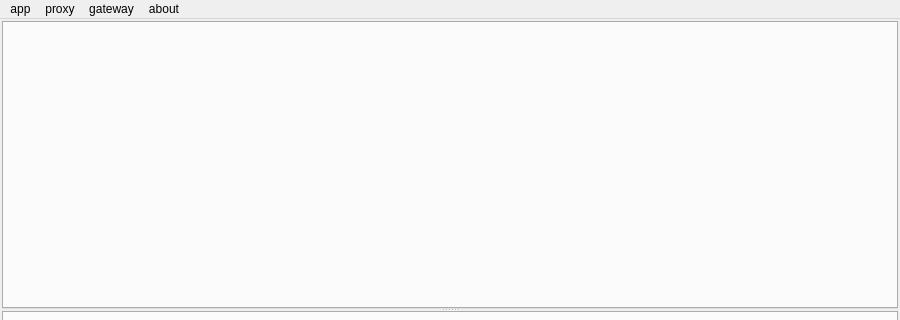
First picture: the form in cta/ui/mainwindow.ui, repository xclxxl414/bftrader, before the edit; both pictures show x 0 to 900 and y 0 to 320 of the 900 by 600 pixel window.
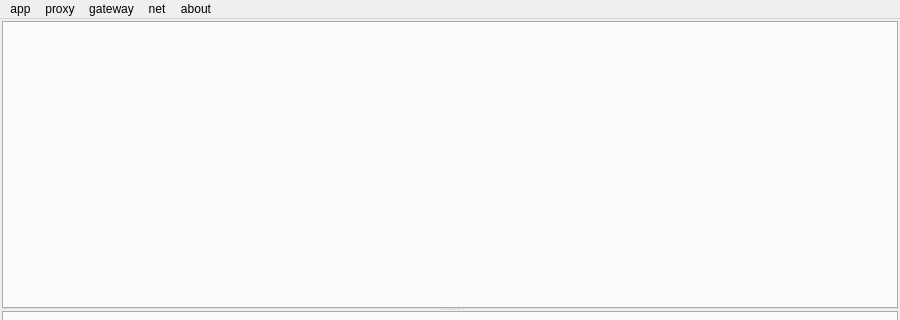
Second picture: the form after the edit.

```diff
--- a/cta/ui/mainwindow.ui
+++ b/cta/ui/mainwindow.ui
@@ -94,9 +94,17 @@
     <addaction name="actionCtpConnect"/>
     <addaction name="actionCtpDisconnect"/>
    </widget>
+   <widget class="QMenu" name="menuNet">
+    <property name="title">
+     <string>net</string>
+    </property>
+    <addaction name="actionNetStart"/>
+    <addaction name="actionNetStop"/>
+   </widget>
    <addaction name="menuApp"/>
    <addaction name="menuProxy"/>
    <addaction name="menuGateway"/>
+   <addaction name="menuNet"/>
    <addaction name="menuAbout"/>
   </widget>
   <action name="actionAppQuit">
```
Left out of the diff: 10 changed lines with no effect on the pictures.
